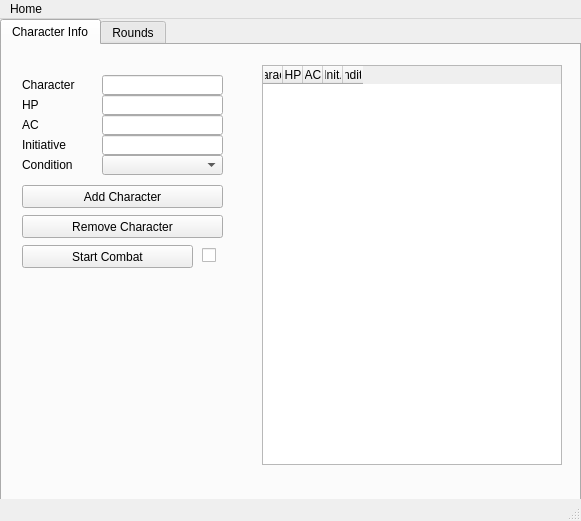
This is gui/CT_gui.ui in jg-alvarez/CombAlvaTracked as Qt 5 draws it before an edit. The edited form follows.
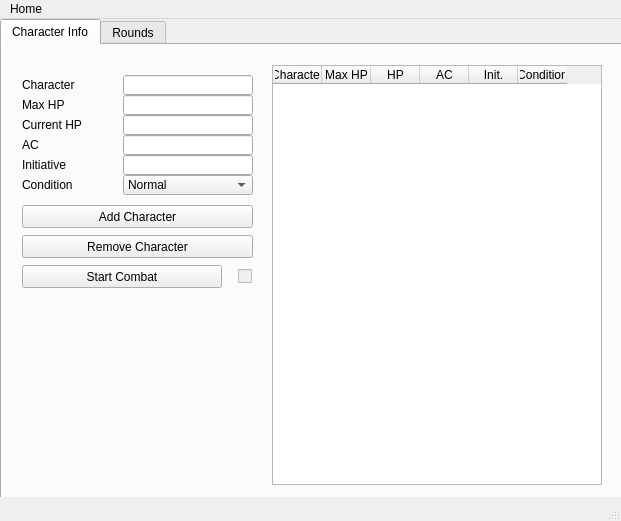
This is the edited form. The open tabs and pages were chosen to show the change. Icons and pictures are not drawn.

```diff
--- a/gui/CT_gui.ui
+++ b/gui/CT_gui.ui
@@ -6,10 +6,28 @@
    <rect>
     <x>0</x>
     <y>0</y>
-    <width>581</width>
+    <width>621</width>
     <height>521</height>
    </rect>
   </property>
+  <property name="sizePolicy">
+   <sizepolicy hsizetype="Fixed" vsizetype="Fixed">
+    <horstretch>0</horstretch>
+    <verstretch>0</verstretch>
+   </sizepolicy>
+  </property>
+  <property name="minimumSize">
+   <size>
+    <width>621</width>
+    <height>521</height>
+   </size>
+  </property>
+  <property name="maximumSize">
+   <size>
+    <width>621</width>
+    <height>521</height>
+   </size>
+  </property>
   <property name="windowTitle">
    <string>CombAlva Tracked</string>
   </property>
@@ -18,6 +36,24 @@
     <normaloff>CT_icon.ico</normaloff>CT_icon.ico</iconset>
   </property>
   <widget class="QWidget" name="centralwidget">
+   <property name="sizePolicy">
+    <sizepolicy hsizetype="Fixed" vsizetype="Fixed">
+     <horstretch>0</horstretch>
+     <verstretch>0</verstretch>
+    </sizepolicy>
+   </property>
+   <property name="minimumSize">
+    <size>
+     <width>621</width>
+     <height>478</height>
+    </size>
+   </property>
+   <property name="maximumSize">
+    <size>
+     <width>621</width>
+     <height>478</height>
+    </size>
+   </property>
    <widget class="QTabWidget" name="tabWidget">
     <property name="enabled">
      <bool>true</bool>
@@ -26,12 +62,12 @@
      <rect>
       <x>0</x>
       <y>0</y>
-      <width>581</width>
-      <height>501</height>
+      <width>625</width>
+      <height>482</height>
      </rect>
     </property>
     <property name="sizePolicy">
-     <sizepolicy hsizetype="Expanding" vsizetype="Expanding">
+     <sizepolicy hsizetype="Preferred" vsizetype="Preferred">
       <horstretch>0</horstretch>
       <verstretch>0</verstretch>
      </sizepolicy>
@@ -46,12 +82,18 @@
      <widget class="QTableWidget" name="CharDataTable">
       <property name="geometry">
        <rect>
-        <x>260</x>
+        <x>270</x>
         <y>20</y>
-        <width>300</width>
-        <height>400</height>
+        <width>330</width>
+        <height>420</height>
        </rect>
       </property>
+      <property name="sizePolicy">
+       <sizepolicy hsizetype="Expanding" vsizetype="Expanding">
+        <horstretch>0</horstretch>
+        <verstretch>0</verstretch>
+       </sizepolicy>
+      </property>
       <property name="editTriggers">
        <set>QAbstractItemView::NoEditTriggers</set>
       </property>
@@ -62,7 +104,7 @@
        <bool>true</bool>
       </attribute>
       <attribute name="horizontalHeaderMinimumSectionSize">
-       <number>1</number>
+       <number>49</number>
       </attribute>
       <attribute name="horizontalHeaderDefaultSectionSize">
        <number>10</number>
@@ -84,6 +126,11 @@
         <string>Character</string>
        </property>
       </column>
+      <column>
+       <property name="text">
+        <string>Max HP</string>
+       </property>
+      </column>
       <column>
        <property name="text">
         <string>HP</string>
@@ -108,9 +155,9 @@
      <widget class="QLineEdit" name="CharEdit">
       <property name="geometry">
        <rect>
-        <x>100</x>
+        <x>121</x>
         <y>30</y>
-        <width>121</width>
+        <width>130</width>
         <height>20</height>
        </rect>
       </property>
@@ -121,9 +168,9 @@
      <widget class="QLineEdit" name="HPEdit">
       <property name="geometry">
        <rect>
-        <x>100</x>
+        <x>121</x>
         <y>50</y>
-        <width>121</width>
+        <width>130</width>
         <height>20</height>
        </rect>
       </property>
@@ -134,9 +181,9 @@
      <widget class="QLineEdit" name="ACEdit">
       <property name="geometry">
        <rect>
-        <x>100</x>
-        <y>70</y>
-        <width>121</width>
+        <x>121</x>
+        <y>90</y>
+        <width>130</width>
         <height>20</height>
        </rect>
       </property>
@@ -147,9 +194,9 @@
      <widget class="QLineEdit" name="InitiativeEdit">
       <property name="geometry">
        <rect>
-        <x>100</x>
-        <y>90</y>
-        <width>121</width>
+        <x>121</x>
+        <y>110</y>
+        <width>130</width>
         <height>20</height>
        </rect>
       </property>
@@ -161,8 +208,8 @@
       <property name="geometry">
        <rect>
         <x>20</x>
-        <y>140</y>
-        <width>201</width>
+        <y>160</y>
+        <width>231</width>
         <height>23</height>
        </rect>
       </property>
@@ -174,8 +221,8 @@
       <property name="geometry">
        <rect>
         <x>20</x>
-        <y>170</y>
-        <width>201</width>
+        <y>190</y>
+        <width>231</width>
         <height>23</height>
        </rect>
       </property>
@@ -187,8 +234,8 @@
       <property name="geometry">
        <rect>
         <x>20</x>
-        <y>200</y>
-        <width>171</width>
+        <y>220</y>
+        <width>200</width>
         <height>23</height>
        </rect>
       </property>
@@ -197,14 +244,20 @@
       </property>
      </widget>
      <widget class="QCheckBox" name="CombatCheckBox">
+      <property name="enabled">
+       <bool>false</bool>
+      </property>
       <property name="geometry">
        <rect>
-        <x>200</x>
-        <y>200</y>
-        <width>41</width>
-        <height>21</height>
+        <x>220</x>
+        <y>220</y>
+        <width>30</width>
+        <height>23</height>
        </rect>
       </property>
+      <property name="layoutDirection">
+       <enum>Qt::RightToLeft</enum>
+      </property>
       <property name="text">
        <string/>
       </property>
@@ -235,14 +288,14 @@
        </rect>
       </property>
       <property name="text">
-       <string>HP</string>
+       <string>Max HP</string>
       </property>
      </widget>
      <widget class="QLabel" name="AC">
       <property name="geometry">
        <rect>
         <x>20</x>
-        <y>70</y>
+        <y>90</y>
         <width>81</width>
         <height>20</height>
        </rect>
@@ -255,7 +308,7 @@
       <property name="geometry">
        <rect>
         <x>20</x>
-        <y>90</y>
+        <y>110</y>
         <width>81</width>
         <height>20</height>
        </rect>
@@ -268,7 +321,7 @@
       <property name="geometry">
        <rect>
         <x>20</x>
-        <y>110</y>
+        <y>130</y>
         <width>81</width>
         <height>20</height>
        </rect>
@@ -283,9 +336,9 @@
       </property>
       <property name="geometry">
        <rect>
-        <x>100</x>
-        <y>110</y>
-        <width>121</width>
+        <x>121</x>
+        <y>130</y>
+        <width>130</width>
         <height>20</height>
        </rect>
       </property>
@@ -293,11 +346,127 @@
        <bool>false</bool>
       </property>
       <property name="currentText">
-       <string/>
+       <string>Normal</string>
       </property>
       <property name="sizeAdjustPolicy">
        <enum>QComboBox::AdjustToMinimumContentsLength</enum>
       </property>
+      <item>
+       <property name="text">
+        <string>Normal</string>
+       </property>
+      </item>
+      <item>
+       <property name="text">
+        <string>Prone</string>
+       </property>
+      </item>
+      <item>
+       <property name="text">
+        <string>Hiden</string>
+       </property>
+      </item>
+      <item>
+       <property name="text">
+        <string>Grappled</string>
+       </property>
+      </item>
+      <item>
+       <property name="text">
+        <string>Charmed</string>
+       </property>
+      </item>
+      <item>
+       <property name="text">
+        <string>Frightened</string>
+       </property>
+      </item>
+      <item>
+       <property name="text">
+        <string>Poisoned</string>
+       </property>
+      </item>
+      <item>
+       <property name="text">
+        <string>Blind</string>
+       </property>
+      </item>
+      <item>
+       <property name="text">
+        <string>Incapacited</string>
+       </property>
+      </item>
+      <item>
+       <property name="text">
+        <string>Paralised</string>
+       </property>
+      </item>
+      <item>
+       <property name="text">
+        <string>Petrified</string>
+       </property>
+      </item>
+      <item>
+       <property name="text">
+        <string>Restrained</string>
+       </property>
+      </item>
+      <item>
+       <property name="text">
+        <string>Stunned</string>
+       </property>
+      </item>
+      <item>
+       <property name="text">
+        <string>Unconscious</string>
+       </property>
+      </item>
+      <item>
+       <property name="text">
+        <string>Invisible</string>
+       </property>
+      </item>
+      <item>
+       <property name="text">
+        <string>Deafened</string>
+       </property>
+      </item>
+      <item>
+       <property name="text">
+        <string>Stable</string>
+       </property>
+      </item>
+      <item>
+       <property name="text">
+        <string>Revived</string>
+       </property>
+      </item>
+     </widget>
+     <widget class="QLabel" name="CurrentHP">
+      <property name="geometry">
+       <rect>
+        <x>20</x>
+        <y>70</y>
+        <width>81</width>
+        <height>20</height>
+       </rect>
+      </property>
+      <property name="text">
+       <string>Current HP</string>
+      </property>
+     </widget>
+     <widget class="QLineEdit" name="CurrentHPEdit">
+      <property name="geometry">
+       <rect>
+        <x>121</x>
+        <y>70</y>
+        <width>130</width>
+        <height>20</height>
+       </rect>
+      </property>
+      <property name="alignment">
+       <set>Qt::AlignRight|Qt::AlignTrailing|Qt::AlignVCenter</set>
+      </property>
      </widget>
     </widget>
     <widget class="QWidget" name="tab_2">
@@ -627,8 +796,8 @@
     <rect>
      <x>0</x>
      <y>0</y>
-     <width>581</width>
-     <height>22</height>
+     <width>621</width>
+     <height>21</height>
     </rect>
    </property>
    <widget class="QMenu" name="menuHome">
```
Left out of the diff: 201 changed lines with no effect on the pictures.
